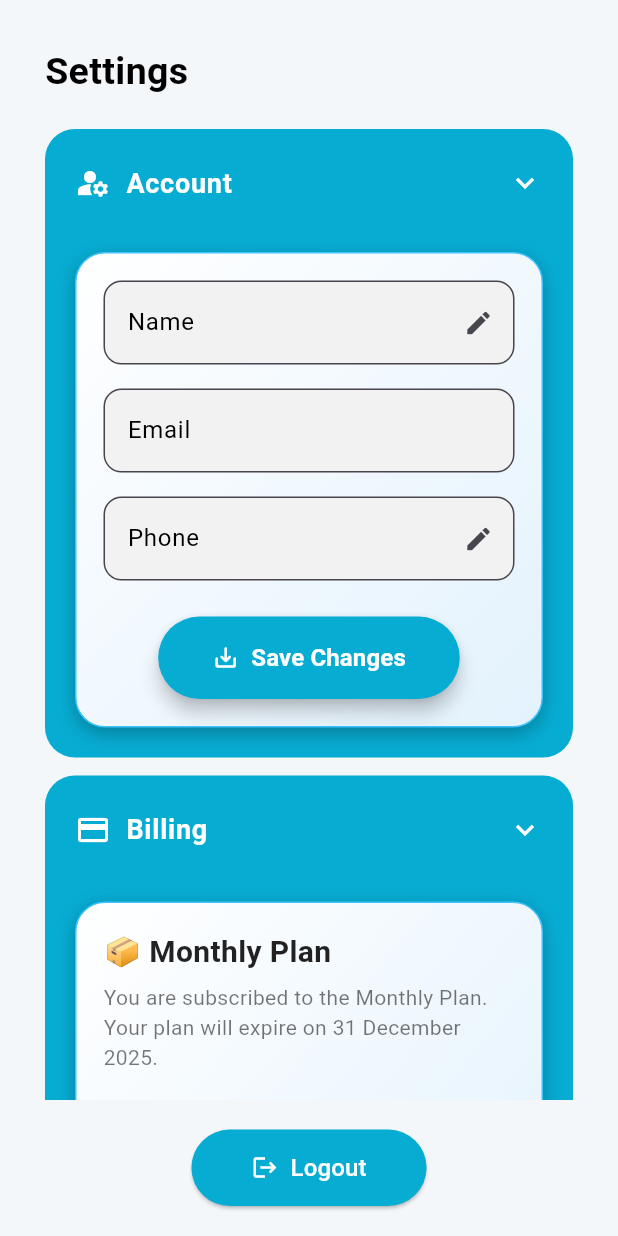
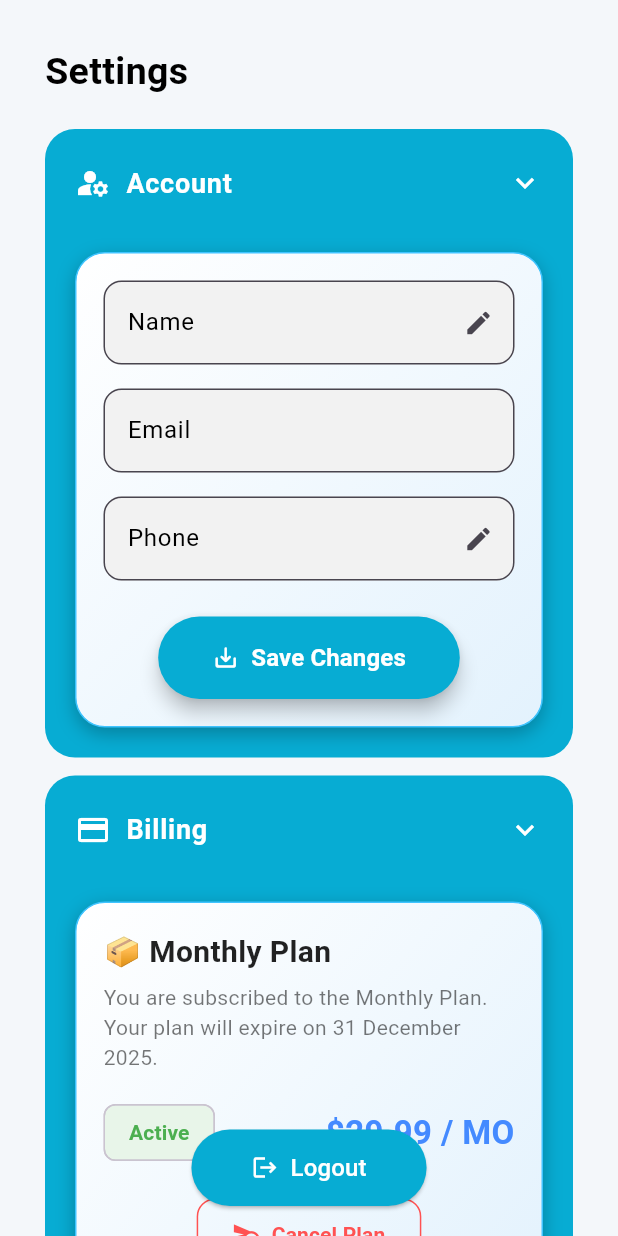
Before and after one commit to saadahmed0147/trucking-100, a Flutter app: the SettingsScreen screen opened directly, after a tap on "Account", after a tap on "Billing", on a phone screen of 412 x 824 dp. Run offline on Flutter 3.47's test engine with Material 3 defaults, Android fonts, the phone set to English and light mode, and no system bars; our stand-ins replace another_flushbar, firebase_auth, firebase_core, firebase_database, flutter_svg, font_awesome_flutter and 6 more; missing offline and left inert: flutter_polyline_points; accounts and stored records are empty.

Commit message:
updated ui

```diff
--- a/lib/Screens/Home/Settings/settings.dart
+++ b/lib/Screens/Home/Settings/settings.dart
@@ -59,7 +59,9 @@ class _SettingsScreenState extends State<SettingsScreen> {
   Widget build(BuildContext context) {
     return Scaffold(
       backgroundColor: const Color(0xFFF4F7FA),
-      body: SingleChildScrollView(
+      body: Stack(
+        children: [
+          SingleChildScrollView(
             padding: const EdgeInsets.all(30),
             child: Column(
               crossAxisAlignment: CrossAxisAlignment.start,
@@ -255,7 +257,10 @@ class _SettingsScreenState extends State<SettingsScreen> {
                           const SizedBox(height: 6),
                           const Text(
                             "You are subscribed to the Monthly Plan.\nYour plan will expire on 31 December 2025.",
-                        style: TextStyle(fontSize: 14, color: Colors.black54),
+                            style: TextStyle(
+                              fontSize: 14,
+                              color: Colors.black54,
+                            ),
                           ),
                           const SizedBox(height: 16),
                           Row(
@@ -438,17 +443,14 @@ class _SettingsScreenState extends State<SettingsScreen> {
                 ),
 
                 const SizedBox(height: 12),
-
-            /// Logout Button
               ],
             ),
           ),
-      bottomNavigationBar: Padding(
+          Align(
+            alignment: Alignment.bottomCenter,
+            child: Padding(
               padding: const EdgeInsets.all(20),
-        child: Row(
-          mainAxisAlignment: MainAxisAlignment.center,
-          children: [
-            ElevatedButton.icon(
+              child: ElevatedButton.icon(
                 icon: const Icon(Icons.logout, color: Colors.white),
                 label: const Text(
                   "Logout",
@@ -571,8 +573,9 @@ class _SettingsScreenState extends State<SettingsScreen> {
                   }
                 },
               ),
+            ),
+          ),
         ],
-        ),
       ),
     );
   }
```
Also changed, not shown: lib/Screens/Home/ai_tips_screen.dart (+4 -31 lines), lib/Screens/Home/history_dashboard_screen.dart (+24 -19 lines). Lines whose indentation alone changed are shown as unchanged.
